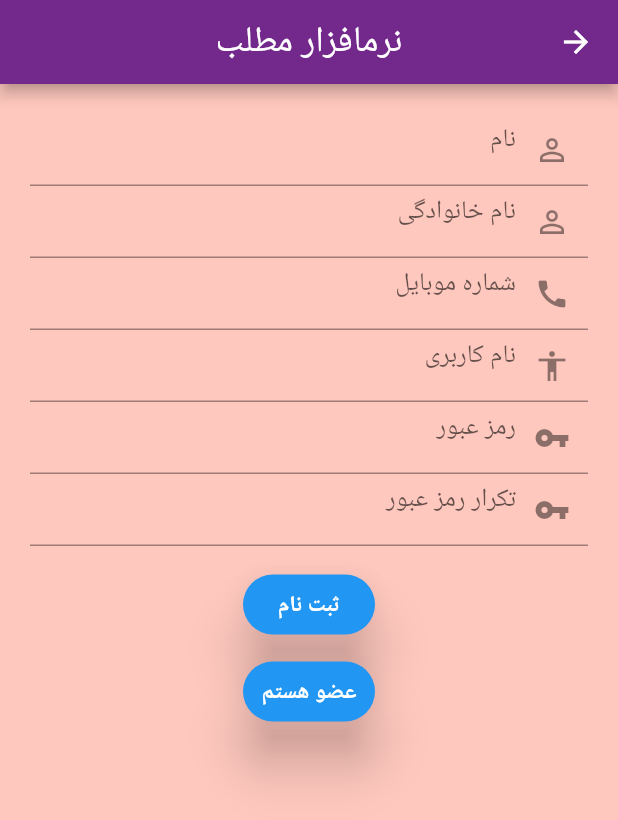
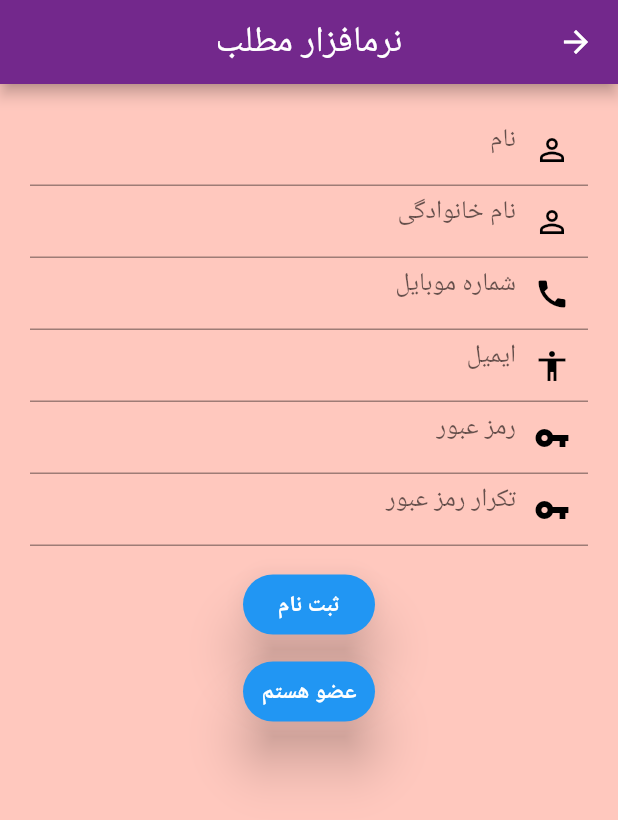
Before and after one commit to ArmitaCo/Flutter, a Flutter app: the RegisterPage screen opened by its route, on a phone screen of 412 x 824 dp. Shown: the top 820 px of the screen. Run offline on Flutter 3.47's test engine with Material 2 defaults, Android fonts, the phone set to English and light mode, and no system bars; our stand-ins replace shared_preferences; missing offline and left inert: flutter_webview_plugin; accounts and stored records are empty; network calls fail.

Commit message:
Register keyboard fixed , examining background color , learning

```diff
--- a/lib/Pages/ExaminingPage.dart
+++ b/lib/Pages/ExaminingPage.dart
@@ -96,7 +96,8 @@ class ExaminingPageState extends State<ExaminingPage> {
         child: Text("راهنما"),
         mini: true,
       ),
-      appBar: AppBar(
+      backgroundColor: MyColors.firstBackground,
+      appBar: AppBar(backgroundColor: MyColors.appBarAndNavigationBar,
         title: Text(
           widget.pModel.title,
           textDirection: TextDirection.rtl,
--- a/lib/Pages/RegisterPage.dart
+++ b/lib/Pages/RegisterPage.dart
@@ -22,6 +22,12 @@ class _RegisterPageState extends State<RegisterPage> {
   TextEditingController firstName = TextEditingController();
   TextEditingController lastName = TextEditingController();
   TextEditingController mobileNumber = TextEditingController();
+  FocusNode firstNameNode = FocusNode();
+  FocusNode lastNameNode = FocusNode();
+  FocusNode mobileNumberNode = FocusNode();
+  FocusNode emailNode = FocusNode();
+  FocusNode passwordNode = FocusNode();
+  FocusNode confirmPasswordNode = FocusNode();
 
   @override
   Widget build(BuildContext context) {
@@ -45,56 +51,84 @@ class _RegisterPageState extends State<RegisterPage> {
                     controller: firstName,
                     decoration: InputDecoration(
                         hintText: "نام",
-                      prefixIcon: Icon(Icons.perm_identity),
+                        prefixIcon: Icon(Icons.perm_identity,color: Colors.black,),
                         contentPadding: EdgeInsets.all(5.0)),
                     keyboardType: TextInputType.text,
                     keyboardAppearance: Brightness.light,
-                ),
+                    textInputAction: TextInputAction.next,
+                    focusNode: firstNameNode,
+                    onFieldSubmitted: (term) {
+                      firstNameNode.unfocus();
+                      FocusScope.of(context).requestFocus(lastNameNode);
+                    }),
                 TextFormField(
                     controller: lastName,
                     decoration: InputDecoration(
                         hintText: "نام خانوادگی",
-                      prefixIcon: Icon(Icons.perm_identity),
+                        prefixIcon: Icon(Icons.perm_identity,color: Colors.black),
                         contentPadding: EdgeInsets.all(5.0)),
                     keyboardType: TextInputType.text,
                     keyboardAppearance: Brightness.light,
-                ),
+                    textInputAction: TextInputAction.next,
+                    focusNode: lastNameNode,
+                    onFieldSubmitted: (term) {
+                      lastNameNode.unfocus();
+                      FocusScope.of(context).requestFocus(mobileNumberNode);
+                    }),
                 TextFormField(
                     controller: mobileNumber,
                     decoration: InputDecoration(
                         hintText: "شماره موبایل",
-                      prefixIcon: Icon(Icons.call),
+                        prefixIcon: Icon(Icons.call,color: Colors.black),
                         contentPadding: EdgeInsets.all(5.0)),
                     keyboardType: TextInputType.phone,
                     keyboardAppearance: Brightness.light,
-                ),
+                    textInputAction: TextInputAction.next,
+                    focusNode: mobileNumberNode,
+                    onFieldSubmitted: (term) {
+                      mobileNumberNode.unfocus();
+                      FocusScope.of(context).requestFocus(emailNode);
+                    }),
                 TextFormField(
                     controller: email,
                     decoration: InputDecoration(
-                      hintText: "نام کاربری",
-                      prefixIcon: Icon(Icons.accessibility),
+                        hintText: "ایمیل",
+                        prefixIcon: Icon(Icons.accessibility,color: Colors.black),
                         contentPadding: EdgeInsets.all(5.0)),
                     keyboardType: TextInputType.emailAddress,
                     keyboardAppearance: Brightness.light,
                     textAlign: TextAlign.start,
-                ),
+                    textInputAction: TextInputAction.next,
+                    focusNode: emailNode,
+                    onFieldSubmitted: (term) {
+                      emailNode.unfocus();
+                      FocusScope.of(context).requestFocus(passwordNode);
+                    }),
                 TextFormField(
+                    obscureText: true,
                     controller: password,
                     decoration: InputDecoration(
                         hintText: "رمز عبور",
-                      prefixIcon: Icon(Icons.vpn_key),
+                        prefixIcon: Icon(Icons.vpn_key,color: Colors.black),
                         contentPadding: EdgeInsets.all(5.0)),
                     keyboardType: TextInputType.text,
                     keyboardAppearance: Brightness.light,
-                ),
+                    textInputAction: TextInputAction.next,
+                    focusNode: passwordNode,
+                    onFieldSubmitted: (term) {
+                      passwordNode.unfocus();
+                      FocusScope.of(context).requestFocus(confirmPasswordNode);
+                    }),
                 TextFormField(
+                  obscureText: true,
                   controller: confirmPassword,
                   decoration: InputDecoration(
                       hintText: "تکرار رمز عبور",
-                      prefixIcon: Icon(Icons.vpn_key),
+                      prefixIcon: Icon(Icons.vpn_key,color: Colors.black),
                       contentPadding: EdgeInsets.all(5.0)),
                   keyboardType: TextInputType.text,
                   keyboardAppearance: Brightness.light,
+                  focusNode: confirmPasswordNode,
                 ),
                 Builder(
                     builder: (context) => Padding(
--- a/lib/Widgets/ArticleWidget.dart
+++ b/lib/Widgets/ArticleWidget.dart
@@ -19,7 +19,7 @@ class ArticleWidget extends StatelessWidget {
                 )
               : Text(""),
           Text(
-            article.title,
+            article.title,textScaleFactor: 1.2,
           ),
           Column(
             children: article.externalArticles.map((x) {
```
Also changed, not shown: lib/Pages/LearningPage.dart (+5 -3 lines). Lines whose indentation alone changed are shown as unchanged.
